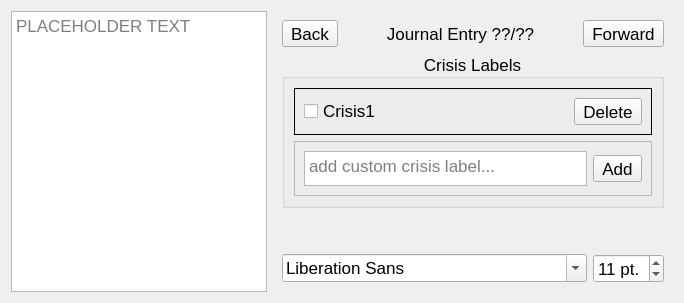
Qt form Label Helper/LabelingWidget.ui (sublime09/ALJI) before a commit.
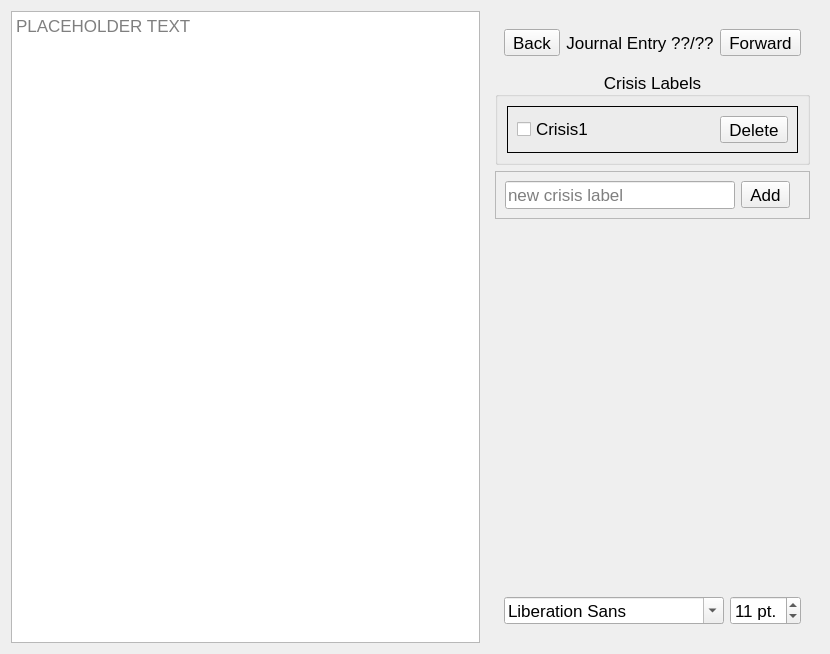
The same form after that commit. Icons and pictures are not drawn.

Commit message: use OO Controller; add and delete crises

The edit to the form file:
```diff
--- a/Label Helper/LabelingWidget.ui
+++ b/Label Helper/LabelingWidget.ui
@@ -2,6 +2,20 @@
 <ui version="4.0">
  <class>LabelingWidget</class>
  <widget class="QWidget" name="LabelingWidget">
+  <property name="geometry">
+   <rect>
+    <x>0</x>
+    <y>0</y>
+    <width>830</width>
+    <height>654</height>
+   </rect>
+  </property>
+  <property name="minimumSize">
+   <size>
+    <width>702</width>
+    <height>373</height>
+   </size>
+  </property>
   <property name="font">
    <font>
     <pointsize>13</pointsize>
@@ -14,8 +28,8 @@
    <item>
     <widget class="QTextEdit" name="journalEntryText">
      <property name="sizePolicy">
-      <sizepolicy hsizetype="Expanding" vsizetype="Expanding">
-       <horstretch>3</horstretch>
+      <sizepolicy hsizetype="MinimumExpanding" vsizetype="Expanding">
+       <horstretch>2</horstretch>
        <verstretch>0</verstretch>
       </sizepolicy>
      </property>
@@ -52,15 +66,16 @@
      </property>
      <layout class="QVBoxLayout" name="labelingLayout">
       <item>
+       <widget class="QFrame" name="navFrame">
+        <property name="sizePolicy">
+         <sizepolicy hsizetype="Preferred" vsizetype="Preferred">
+          <horstretch>0</horstretch>
+          <verstretch>0</verstretch>
+         </sizepolicy>
+        </property>
        <layout class="QHBoxLayout" name="navLayout">
         <item>
          <widget class="QToolButton" name="backButton">
-          <property name="sizePolicy">
-           <sizepolicy hsizetype="Expanding" vsizetype="Fixed">
-            <horstretch>0</horstretch>
-            <verstretch>0</verstretch>
-           </sizepolicy>
-          </property>
           <property name="text">
            <string>Back</string>
           </property>
@@ -82,8 +97,8 @@
         <item>
          <widget class="QLabel" name="taskNumberLabel">
           <property name="sizePolicy">
-           <sizepolicy hsizetype="Preferred" vsizetype="Preferred">
-            <horstretch>1</horstretch>
+            <sizepolicy hsizetype="Maximum" vsizetype="Preferred">
+             <horstretch>0</horstretch>
             <verstretch>0</verstretch>
            </sizepolicy>
           </property>
@@ -116,9 +131,16 @@
          </widget>
         </item>
        </layout>
+       </widget>
       </item>
       <item>
        <widget class="QGroupBox" name="crisisGroupBox">
+        <property name="sizePolicy">
+         <sizepolicy hsizetype="Preferred" vsizetype="Preferred">
+          <horstretch>0</horstretch>
+          <verstretch>0</verstretch>
+         </sizepolicy>
+        </property>
         <property name="title">
          <string>Crisis Labels</string>
         </property>
@@ -134,9 +156,18 @@
            <layout class="QHBoxLayout" name="hl3">
             <item>
              <widget class="QCheckBox" name="crisisCB">
+              <property name="sizePolicy">
+               <sizepolicy hsizetype="MinimumExpanding" vsizetype="Fixed">
+                <horstretch>0</horstretch>
+                <verstretch>0</verstretch>
+               </sizepolicy>
+              </property>
               <property name="text">
                <string>Crisis1</string>
               </property>
+              <property name="checked">
+               <bool>false</bool>
+              </property>
              </widget>
             </item>
             <item>
@@ -159,8 +190,17 @@
            </layout>
           </widget>
          </item>
+        </layout>
+       </widget>
+      </item>
          <item>
           <widget class="QFrame" name="customCrisisFrame">
+        <property name="sizePolicy">
+         <sizepolicy hsizetype="MinimumExpanding" vsizetype="Preferred">
+          <horstretch>0</horstretch>
+          <verstretch>0</verstretch>
+         </sizepolicy>
+        </property>
            <property name="frameShape">
             <enum>QFrame::StyledPanel</enum>
            </property>
@@ -168,22 +208,19 @@
             <enum>QFrame::Raised</enum>
            </property>
            <layout class="QHBoxLayout" name="_4">
+         <property name="rightMargin">
+          <number>19</number>
+         </property>
             <item>
-             <widget class="QPlainTextEdit" name="customCrisisTextBox">
+          <widget class="QLineEdit" name="customCrisisLine">
               <property name="sizePolicy">
-               <sizepolicy hsizetype="Expanding" vsizetype="Preferred">
+            <sizepolicy hsizetype="MinimumExpanding" vsizetype="Fixed">
                 <horstretch>0</horstretch>
                 <verstretch>0</verstretch>
                </sizepolicy>
               </property>
-              <property name="minimumSize">
-               <size>
-                <width>0</width>
-                <height>35</height>
-               </size>
-              </property>
               <property name="placeholderText">
-               <string>add custom crisis label...</string>
+            <string>new crisis label</string>
               </property>
              </widget>
             </item>
@@ -207,9 +244,6 @@
            </layout>
           </widget>
          </item>
-        </layout>
-       </widget>
-      </item>
       <item>
        <spacer name="verticalSpacer">
         <property name="orientation">
@@ -217,16 +251,38 @@
         </property>
         <property name="sizeHint" stdset="0">
          <size>
-          <width>20</width>
-          <height>40</height>
+          <width>0</width>
+          <height>0</height>
          </size>
         </property>
        </spacer>
       </item>
       <item>
+       <widget class="QFrame" name="fontFrame">
+        <property name="sizePolicy">
+         <sizepolicy hsizetype="Ignored" vsizetype="Preferred">
+          <horstretch>0</horstretch>
+          <verstretch>0</verstretch>
+         </sizepolicy>
+        </property>
        <layout class="QHBoxLayout" name="fontLayout">
+         <property name="sizeConstraint">
+          <enum>QLayout::SetDefaultConstraint</enum>
+         </property>
         <item>
          <widget class="QFontComboBox" name="fontComboBox">
+           <property name="sizePolicy">
+            <sizepolicy hsizetype="Maximum" vsizetype="Fixed">
+             <horstretch>0</horstretch>
+             <verstretch>0</verstretch>
+            </sizepolicy>
+           </property>
+           <property name="maximumSize">
+            <size>
+             <width>278</width>
+             <height>27</height>
+            </size>
+           </property>
           <property name="fontFilters">
            <set>QFontComboBox::ProportionalFonts</set>
           </property>
@@ -254,6 +310,7 @@
          </widget>
         </item>
        </layout>
+       </widget>
       </item>
      </layout>
     </widget>
```
Left out of the diff: 25 changed lines with no effect on the pictures. Lines whose indentation alone changed are shown as unchanged. The commit also changes 2 other files.
